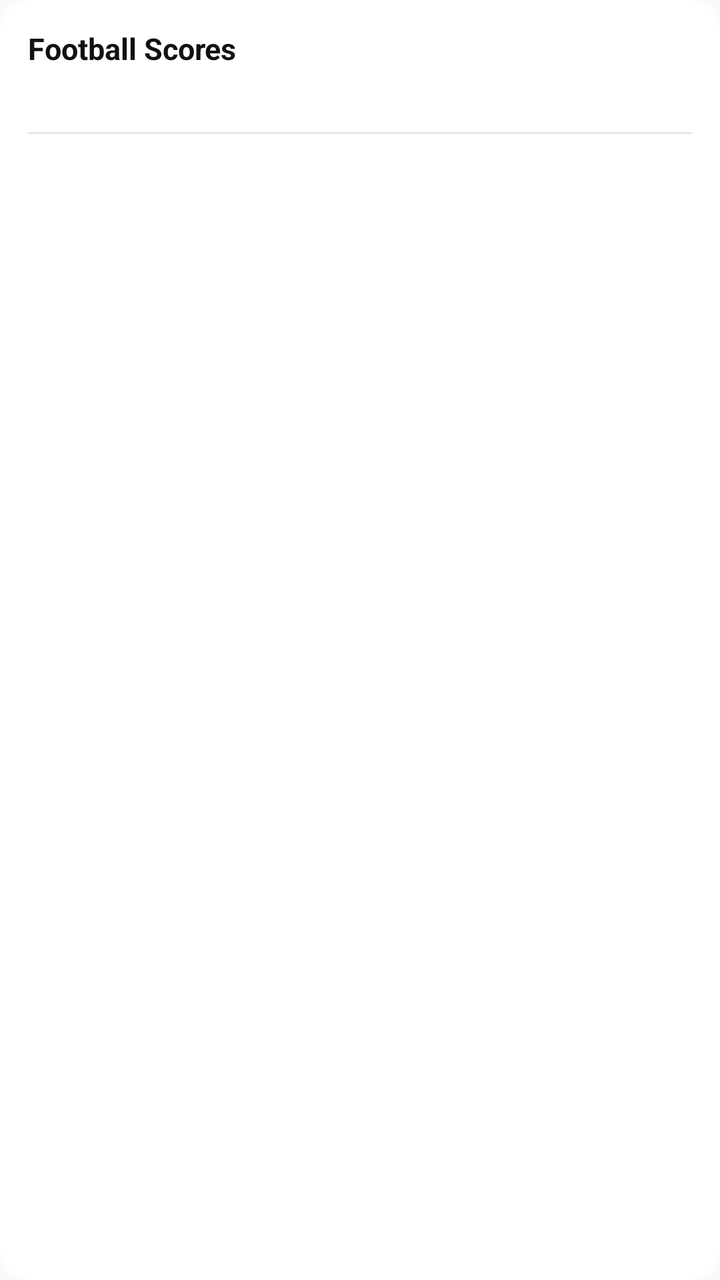
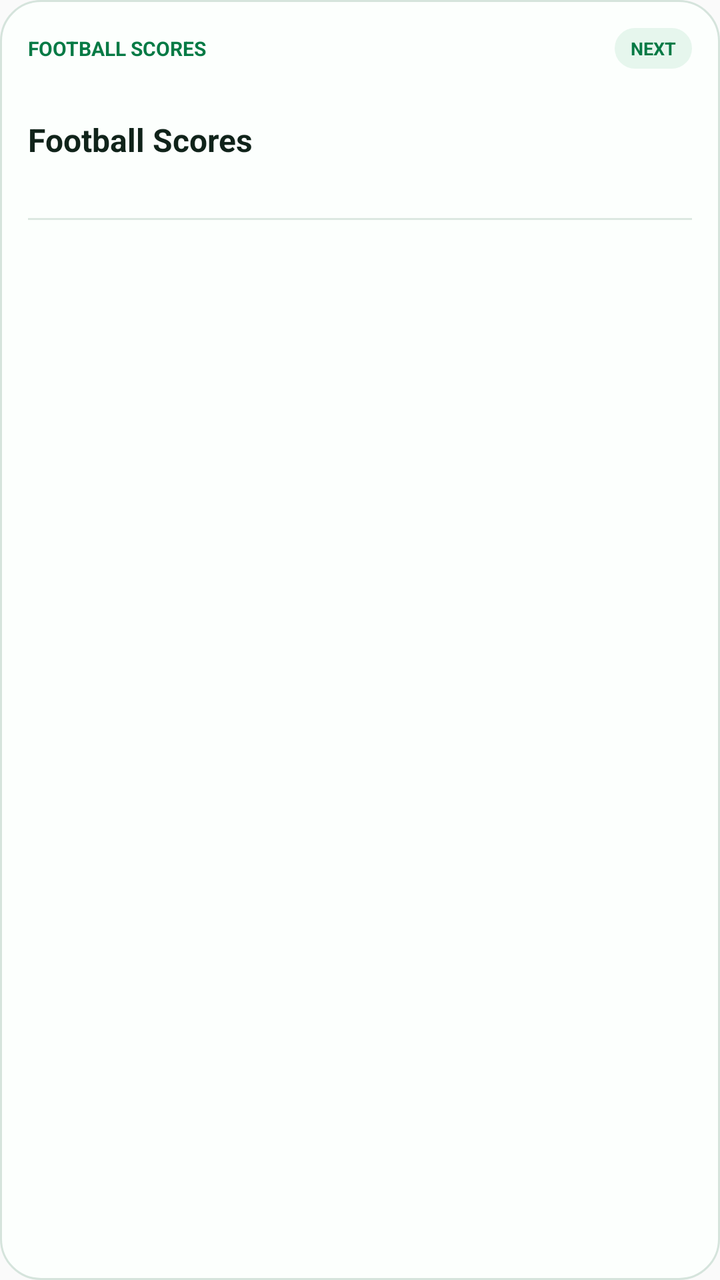

An Android layout rendered at two revisions. The XML below is the earlier revision; the diff shows what the commit changed to produce the second picture.
<!-- AndroidManifest.xml: application theme AppTheme -->
<!-- res/layout/widget_football_expanded.xml -->
<?xml version="1.0" encoding="utf-8"?>
<LinearLayout xmlns:android="http://schemas.android.com/apk/res/android"
    android:id="@+id/widget_root"
    android:layout_width="match_parent"
    android:layout_height="match_parent"
    android:background="@drawable/widget_background"
    android:orientation="vertical"
    android:padding="14dp">

    <TextView
        android:id="@+id/widget_title"
        android:layout_width="match_parent"
        android:layout_height="wrap_content"
        android:textColor="#111111"
        android:textSize="15sp"
        android:textStyle="bold"
        android:maxLines="1"
        android:ellipsize="end"
        android:text="Football Scores" />

    <TextView
        android:id="@+id/widget_subtitle"
        android:layout_width="match_parent"
        android:layout_height="wrap_content"
        android:layout_marginTop="4dp"
        android:textColor="#555555"
        android:textSize="13sp"
        android:maxLines="1"
        android:ellipsize="end"
        android:text="" />

    <TextView
        android:id="@+id/widget_clash_warning"
        android:layout_width="match_parent"
        android:layout_height="wrap_content"
        android:layout_marginTop="4dp"
        android:textColor="#B45309"
        android:textSize="11sp"
        android:visibility="gone"
        android:text="" />

    <TextView
        android:id="@+id/widget_reminder_badge"
        android:layout_width="wrap_content"
        android:layout_height="wrap_content"
        android:layout_marginTop="4dp"
        android:textColor="#1D4ED8"
        android:textSize="11sp"
        android:visibility="gone"
        android:text="@string/widget_reminder_set" />

    <View
        android:layout_width="match_parent"
        android:layout_height="1dp"
        android:layout_marginTop="10dp"
        android:layout_marginBottom="8dp"
        android:background="#E5E7EB" />

    <TextView
        android:id="@+id/widget_upcoming_1"
        android:layout_width="match_parent"
        android:layout_height="wrap_content"
        android:textColor="#374151"
        android:textSize="12sp"
        android:maxLines="1"
        android:ellipsize="end"
        android:text="" />

    <TextView
        android:id="@+id/widget_upcoming_2"
        android:layout_width="match_parent"
        android:layout_height="wrap_content"
        android:layout_marginTop="4dp"
        android:textColor="#374151"
        android:textSize="12sp"
        android:maxLines="1"
        android:ellipsize="end"
        android:text="" />
</LinearLayout>
<!-- resources referenced by this layout -->
<resources>
  <!-- drawable widget_background (drawable) -->
  <?xml version="1.0" encoding="utf-8"?>
  <shape xmlns:android="http://schemas.android.com/apk/res/android">
      <solid android:color="#FFFFFF" />
      <corners android:radius="16dp" />
  </shape>
  <string name="widget_reminder_set">Reminder set</string>
  <style name="AppTheme" parent="Theme.AppCompat.DayNight.NoActionBar">
          
          <item name="android:editTextBackground">@drawable/rn_edit_text_material</item>
      </style>
  <!-- drawable rn_edit_text_material (drawable) -->
  <?xml version="1.0" encoding="utf-8"?>
  <inset xmlns:android="http://schemas.android.com/apk/res/android"
         android:insetLeft="@dimen/abc_edit_text_inset_horizontal_material"
         android:insetRight="@dimen/abc_edit_text_inset_horizontal_material"
         android:insetTop="@dimen/abc_edit_text_inset_top_material"
         android:insetBottom="@dimen/abc_edit_text_inset_bottom_material"
         >
  
      <selector>
          
          <item android:state_enabled="false" android:drawable="@drawable/abc_textfield_default_mtrl_alpha"/>
          <item android:drawable="@drawable/abc_textfield_activated_mtrl_alpha"/>
      </selector>
  
  </inset>
</resources>

<!-- the commit's change to res/layout/widget_football_expanded.xml (unified diff, before → after) -->
@@ -7,73 +7,115 @@
     android:orientation="vertical"
     android:padding="14dp">
 
+    <LinearLayout
+        android:layout_width="match_parent"
+        android:layout_height="wrap_content"
+        android:gravity="center_vertical"
+        android:orientation="horizontal">
+
+        <TextView
+            android:id="@+id/widget_brand"
+            android:layout_width="0dp"
+            android:layout_height="wrap_content"
+            android:layout_weight="1"
+            android:ellipsize="end"
+            android:maxLines="1"
+            android:text="@string/widget_brand"
+            android:textColor="#067A45"
+            android:textSize="10sp"
+            android:textStyle="bold" />
+
+        <TextView
+            android:id="@+id/widget_status_badge"
+            android:layout_width="wrap_content"
+            android:layout_height="wrap_content"
+            android:background="@drawable/widget_status_background"
+            android:paddingHorizontal="8dp"
+            android:paddingVertical="4dp"
+            android:text="@string/widget_status_upcoming"
+            android:textColor="#067A45"
+            android:textSize="9sp"
+            android:textStyle="bold" />
+    </LinearLayout>
+
+    <TextView
+        android:id="@+id/widget_competition"
+        android:layout_width="match_parent"
+        android:layout_height="wrap_content"
+        android:layout_marginTop="7dp"
+        android:ellipsize="end"
+        android:maxLines="1"
+        android:textColor="#60736A"
+        android:textSize="11sp" />
+
     <TextView
         android:id="@+id/widget_title"
         android:layout_width="match_parent"
         android:layout_height="wrap_content"
-        android:textColor="#111111"
-        android:textSize="15sp"
-        android:textStyle="bold"
+        android:layout_marginTop="3dp"
+        android:ellipsize="end"
         android:maxLines="1"
-        android:ellipsize="end"
-        android:text="Football Scores" />
+        android:text="Football Scores"
+        android:textColor="#10231A"
+        android:textSize="16sp"
+        android:textStyle="bold" />
 
     <TextView
         android:id="@+id/widget_subtitle"
         android:layout_width="match_parent"
         android:layout_height="wrap_content"
-        android:layout_marginTop="4dp"
-        android:textColor="#555555"
-        android:textSize="13sp"
+        android:layout_marginTop="3dp"
+        android:ellipsize="end"
         android:maxLines="1"
-        android:ellipsize="end"
-        android:text="" />
+        android:textColor="#53655D"
+        android:textSize="12sp" />
 
     <TextView
-        android:id="@+id/widget_clash_warning"
+        android:id="@+id/widget_meta"
         android:layout_width="match_parent"
         android:layout_height="wrap_content"
         android:layout_marginTop="4dp"
+        android:ellipsize="end"
+        android:maxLines="1"
         android:textColor="#B45309"
-        android:textSize="11sp"
-        android:visibility="gone"
-        android:text="" />
-
-    <TextView
-        android:id="@+id/widget_reminder_badge"
-        android:layout_width="wrap_content"
-        android:layout_height="wrap_content"
-        android:layout_marginTop="4dp"
-        android:textColor="#1D4ED8"
-        android:textSize="11sp"
-        android:visibility="gone"
-        android:text="@string/widget_reminder_set" />
+        android:textSize="10sp"
+        android:textStyle="bold"
+        android:visibility="gone" />
 
     <View
         android:layout_width="match_parent"
         android:layout_height="1dp"
-        android:layout_marginTop="10dp"
-        android:layout_marginBottom="8dp"
-        android:background="#E5E7EB" />
+        android:layout_marginTop="9dp"
+        android:layout_marginBottom="7dp"
+        android:background="#DCE8E1" />
 
     <TextView
         android:id="@+id/widget_upcoming_1"
         android:layout_width="match_parent"
         android:layout_height="wrap_content"
-        android:textColor="#374151"
-        android:textSize="12sp"
+        android:ellipsize="end"
         android:maxLines="1"
-        android:ellipsize="end"
-        android:text="" />
+        android:textColor="#31483D"
+        android:textSize="11sp" />
 
     <TextView
         android:id="@+id/widget_upcoming_2"
         android:layout_width="match_parent"
         android:layout_height="wrap_content"
-        android:layout_marginTop="4dp"
-        android:textColor="#374151"
-        android:textSize="12sp"
+        android:layout_marginTop="5dp"
+        android:ellipsize="end"
         android:maxLines="1"
+        android:textColor="#31483D"
+        android:textSize="11sp" />
+
+    <TextView
+        android:id="@+id/widget_updated"
+        android:layout_width="match_parent"
+        android:layout_height="wrap_content"
+        android:layout_marginTop="7dp"
         android:ellipsize="end"
-        android:text="" />
+        android:gravity="end"
+        android:maxLines="1"
+        android:textColor="#7A8C83"
+        android:textSize="9sp" />
 </LinearLayout>
<!-- resource entries referenced after the edit -->
@@ -3,10 +3,18 @@
   <!-- drawable widget_background (drawable) -->
   <?xml version="1.0" encoding="utf-8"?>
   <shape xmlns:android="http://schemas.android.com/apk/res/android">
-      <solid android:color="#FFFFFF" />
-      <corners android:radius="16dp" />
+      <solid android:color="#FCFFFD" />
+      <stroke android:width="1dp" android:color="#D5E4DC" />
+      <corners android:radius="20dp" />
   </shape>
-  <string name="widget_reminder_set">Reminder set</string>
+  <!-- drawable widget_status_background (drawable) -->
+  <?xml version="1.0" encoding="utf-8"?>
+  <shape xmlns:android="http://schemas.android.com/apk/res/android">
+      <solid android:color="#E6F6ED" />
+      <corners android:radius="12dp" />
+  </shape>
+  <string name="widget_brand">FOOTBALL SCORES</string>
+  <string name="widget_status_upcoming">NEXT</string>
   <style name="AppTheme" parent="Theme.AppCompat.DayNight.NoActionBar">
           
           <item name="android:editTextBackground">@drawable/rn_edit_text_material</item>
